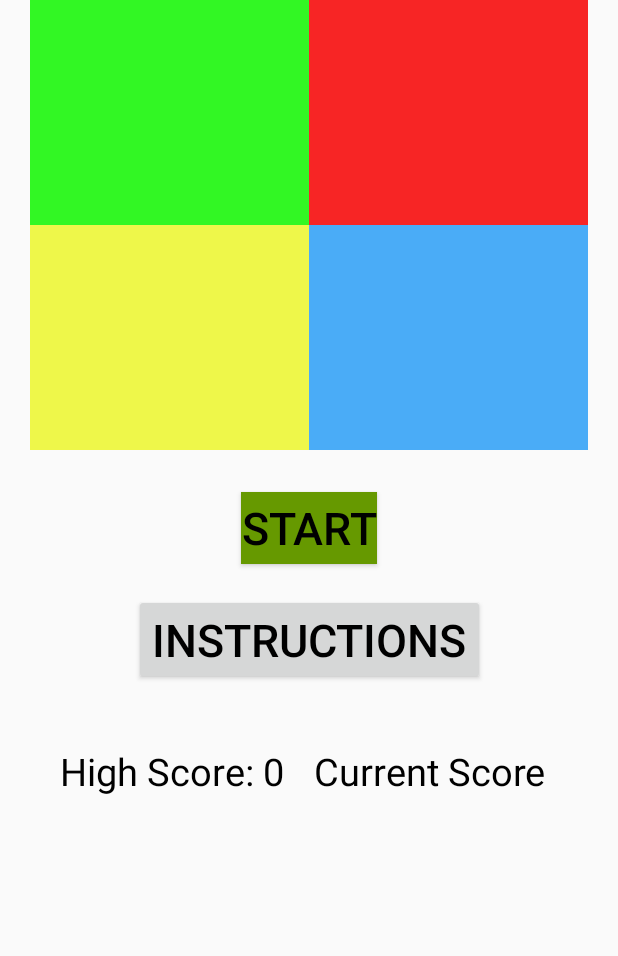
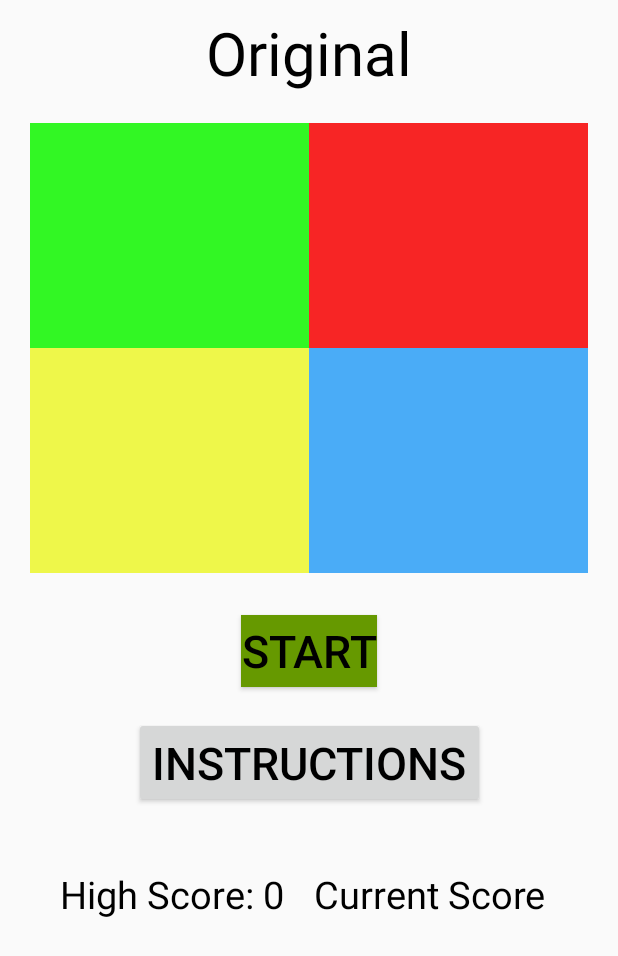
Before and after one commit to echemendiac/assignment02_csci_4020, an Android app: the screen it shows after launch (Original_Game), after a tap on "ORIGINAL GAME", on a phone screen of 412 x 824 dp. Shown: the top 956 px of the screen. Run offline under Robolectric (Android 15) with nearby library versions, the phone set to English and light mode, and no system bars.

Commit message:
Deleted player class. Deleted Variables that referenced mode and replaced them with the new mode key. Fixed the title on the game screen to correspond with the mode. Also fixed some typo issues with button mode association.

```diff
--- a/app/src/main/java/com/example/chris/assignment02_csci_4020/MainActivity.java
+++ b/app/src/main/java/com/example/chris/assignment02_csci_4020/MainActivity.java
@@ -18,10 +18,10 @@ public class MainActivity extends AppCompatActivity implements View.OnClickListe
         setContentView(R.layout.activity_main);
 
         //---- Set Up OnclickListners ----//
-        for(int j=1; j < 4; j++){
+        for(int j=0; j <= 3; j++){
             //Below creates a new string that matches the button id
             //Then a variable for resource id
-            String buttonID = "modeb_" + j;
+            String buttonID = "modeb_" + (j+1);
 
             int resourceID = getResources().getIdentifier(buttonID, "id", getPackageName());
             buttons[j] = (Button)findViewById(resourceID);
@@ -42,13 +42,13 @@ public class MainActivity extends AppCompatActivity implements View.OnClickListe
             case R.id.modeb_1:
                 mode = 1;
                 break;
-            case R.id.gameb2:
+            case R.id.modeb_2:
                 mode = 2;
                 break;
-            case R.id.gameb3:
+            case R.id.modeb_3:
                 mode = 3;
                 break;
-            case R.id.gameb4:
+            case R.id.modeb_4:
                 mode = 4;
                 break;
             default:
--- a/app/src/main/java/com/example/chris/assignment02_csci_4020/Original_Game.java
+++ b/app/src/main/java/com/example/chris/assignment02_csci_4020/Original_Game.java
@@ -46,8 +46,7 @@ public class Original_Game extends AppCompatActivity{
     //pull key out and store the mode information
     int mode_key;
 
-    Player player;                  //This object represents the player
-    Game_Engine game = new Game_Engine(mode_key);           //This object controls the game
+    Game_Engine game;           //This object controls the game
     TextView    highScore_tv,  //Some of the textviews for the game
                 playerScore_tv,
                 title_tv;
@@ -57,7 +56,6 @@ public class Original_Game extends AppCompatActivity{
                 yellow_b,
                 blue_b;
     Vector<Integer> buttonmap;
-    final int original = 1; //mode for the game
 
     private SoundPool soundPool;
     private Set<Integer> soundsLoaded;
@@ -95,10 +93,32 @@ public class Original_Game extends AppCompatActivity{
 
         Log.i("highscore", "highscore is currently " + HighScore);
 
+        //---- Set Up Title ----//
         title_tv = findViewById(R.id.title_tv);
 
-        //---- Create InGame Objects ----//
-        player = new Player(this);
+        Log.i("mode","Mode: " +mode_key);
+
+        switch (mode_key){
+            case 1:
+                title_tv.setText("Original");
+                break;
+            case 2:
+                title_tv.setText("Opposite");
+                break;
+            case 3:
+                title_tv.setText("Trickster");
+                break;
+            case 4:
+                title_tv.setText("Ultimate");
+                break;
+            case -999:
+                title_tv.setText("Error: Wrong Button");
+            default:
+                title_tv.append("\nERROR");
+        }
+
+
+
 
 
         Log.i("o game", "am I working");
@@ -126,7 +146,7 @@ public class Original_Game extends AppCompatActivity{
                 //playerScore_tv.setText(player.getScore() +" pts.");
 
                 //---- Start new Game Objects ----//
-                game = new Game_Engine(original);
+                game = new Game_Engine(mode_key);
 
 
                 buttonmap = new Vector<Integer>();
--- a/app/src/main/java/com/example/chris/assignment02_csci_4020/Player.java
+++ /dev/null
@@ -1,88 +0,0 @@
-package com.example.chris.assignment02_csci_4020;
-
-import android.app.AlertDialog;
-import android.content.Context;
-import android.content.DialogInterface;
-import android.text.InputType;
-import android.util.Log;
-import android.widget.EditText;
-
-import com.example.chris.assignment02_csci_4020.Original_Game;
-
-import java.util.Vector;
-
-public class Player {
-    private String name;
-    private int highScore;
-    private int sequenceCount;
-    private Context context;
-    private double multiplier;
-
-
-    public Player(String name) {
-        this.name = name;
-        this.highScore=0;
-    }
-
-    public Player(Context context) {
-        this.context = context;
-        this.highScore = 0;
-        dialogName();
-    }
-
-    public Player(String name, int highScore) {
-        this.name = name;
-        this.highScore = highScore;
-    }
-
-
-    public String getName() {
-        return name;
-    }
-
-    public void setName(String name) {
-        this.name = name;
-    }
-
-    public int getScore() {
-        return highScore;
-    }
-
-    public void setScore(int sequenceCount) {
-        this.sequenceCount = sequenceCount;
-    }
-
-    private void dialogName() {
-
-        final String[] name = {""};
-
-        AlertDialog.Builder builder = new AlertDialog.Builder(context);
-        builder.setTitle("Player Name");
-
-// Set up the input
-        final EditText input = new EditText(context);
-// Specify the type of input expected; this, for example, sets the input as a password, and will mask the text
-        input.setInputType(InputType.TYPE_CLASS_TEXT | InputType.TYPE_TEXT_VARIATION_PASSWORD);
-        builder.setView(input);
-
-// Set up the buttons
-        builder.setPositiveButton("OK", new DialogInterface.OnClickListener() {
-            @Override
-            public void onClick(DialogInterface dialog, int which) {
-                Log.i("Player Class", input.getText().toString());
-                String playerName = input.getText().toString();
-                Log.i("Player Class", playerName);
-                pullNameOut(playerName);
-            }
-        });
-
-        builder.show();
-
-    }
-
-    private void pullNameOut(String aName) {
-        Log.i("Pull Name", aName);
-        this.name = aName;
-        Log.i("Pull Name", name);
-    }
-}
--- a/app/src/main/res/layout/activity_main.xml
+++ b/app/src/main/res/layout/activity_main.xml
@@ -25,19 +25,19 @@
         android:id="@+id/modeb_2"
         android:layout_width="300dp"
         android:layout_height="wrap_content"
-        android:text="Original Game"
+        android:text="Opposite"
         android:textSize="30dp"/>
     <Button
         android:id="@+id/modeb_3"
         android:layout_width="300dp"
         android:layout_height="wrap_content"
-        android:text="Original Game"
+        android:text="Trickster"
         android:textSize="30dp"/>
     <Button
         android:id="@+id/modeb_4"
         android:layout_width="300dp"
         android:layout_height="wrap_content"
-        android:text="Original Game"
+        android:text="Ultimate"
         android:textSize="30dp"/>
 
     <Button
--- a/app/src/main/res/layout/game.xml
+++ b/app/src/main/res/layout/game.xml
@@ -15,7 +15,7 @@
         android:layout_marginStart="8dp"
         android:layout_marginTop="8dp"
         android:layout_marginEnd="8dp"
-        android:text=" "
+        android:text="Game Mode"
         android:textColor="@android:color/black"
         android:textSize="40dp"
         app:layout_constraintEnd_toEndOf="parent"
@@ -26,7 +26,7 @@
         android:layout_width="match_parent"
         android:layout_height="300dp"
         android:layout_margin="20dp"
-        app:layout_constraintTop_toBottomOf="@+id/title"
+        app:layout_constraintTop_toBottomOf="@+id/title_tv"
         android:orientation="vertical"
         android:weightSum="2">
         <LinearLayout
```
